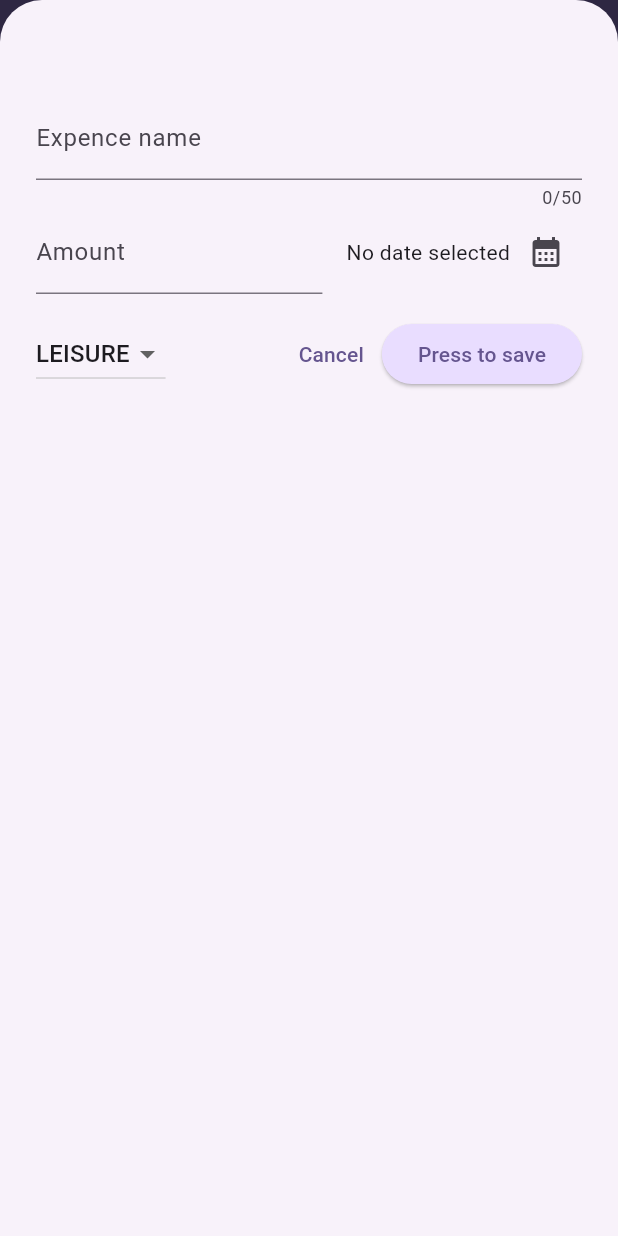
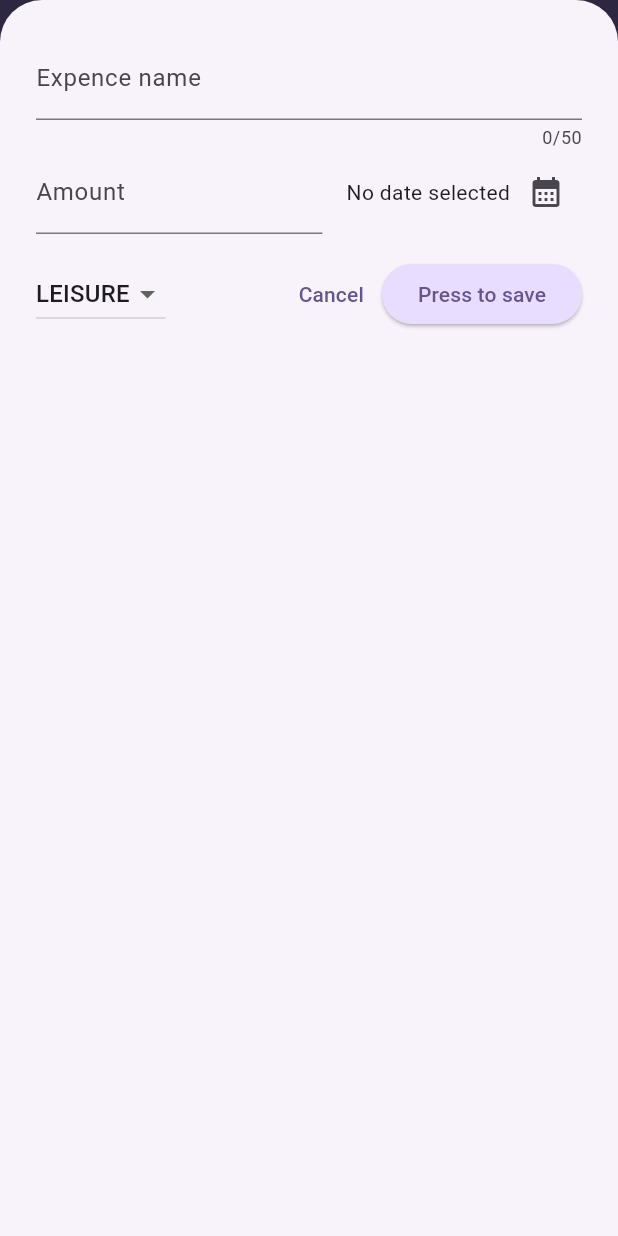
Before and after one commit to dineswarareddy/Flutter_Learning, a Flutter app: the screen it shows after launch, after a tap on the "add" icon, on a phone screen of 412 x 824 dp. Run offline on Flutter 3.47's test engine with Material 3 defaults, Android fonts, the light colour scheme and no system bars; our stand-ins replace google_fonts.

Commit message:
Implemented some auto layouts for dynamic layout and showing alert based on platforms.

```diff
--- a/expence_tracker/lib/main.dart
+++ b/expence_tracker/lib/main.dart
@@ -1,18 +1,20 @@
 import 'package:flutter/material.dart';
 import 'widgets/expences/expences.dart';
+// import 'package:flutter/services.dart';
 
-
-var kColorScheme = ColorScheme.fromSeed(
-  seedColor: const Color.fromARGB(255, 109, 69, 204)
-);
+var kColorScheme =
+    ColorScheme.fromSeed(seedColor: const Color.fromARGB(255, 109, 69, 204));
 
 var kDarkColorScheme = ColorScheme.fromSeed(
     brightness: Brightness.dark,
-  seedColor: const Color.fromARGB(255, 35, 35, 35)
-  );
+    seedColor: const Color.fromARGB(255, 35, 35, 35));
 
 void main() {
-  runApp(MaterialApp(
+  // WidgetsFlutterBinding.ensureInitialized();
+  // SystemChrome.setPreferredOrientations([DeviceOrientation.portraitUp])
+  //     .then((orientation) {
+    runApp(
+      MaterialApp(
         darkTheme: ThemeData.dark().copyWith(
           colorScheme: kDarkColorScheme,
           appBarTheme: const AppBarTheme().copyWith(
@@ -34,11 +36,17 @@ void main() {
           ),
           elevatedButtonTheme: ElevatedButtonThemeData(
               style: ElevatedButton.styleFrom(
-          backgroundColor: kColorScheme.primaryContainer
-        )
-      )
+                  backgroundColor: kColorScheme.primaryContainer)),
+          textTheme: ThemeData().textTheme.copyWith(
+                titleLarge: TextStyle(
+                  fontWeight: FontWeight.bold,
+                  color: kColorScheme.onSecondaryContainer,
+                  fontSize: 16,
+                ),
+              ),
         ),
         home: Expences(),
       ),
     );
+  // });
 }
--- a/expence_tracker/lib/widgets/expences/expences.dart
+++ b/expence_tracker/lib/widgets/expences/expences.dart
@@ -8,7 +8,7 @@ class Test {
   String a;
   String b;
 
-  Test({ required this.a, required this.b });
+  Test({required this.a, required this.b});
 
   Test.withDefaultA({required this.a}) : b = 'name';
 }
@@ -80,6 +80,7 @@ class _ExpcensState extends State<Expences> {
 
   void showAddComponentView() {
     showModalBottomSheet(
+      useSafeArea: true,
       context: context,
       builder: (ctx) {
         return Padding(
@@ -100,6 +101,9 @@ class _ExpcensState extends State<Expences> {
 
   @override
   Widget build(BuildContext context) {
+    final height = MediaQuery.of(context).size.height;
+    final width = MediaQuery.of(context).size.width;
+
     Widget contentToDisplay = const Center(
       child: Text('Add some expences to view'),
     );
@@ -128,7 +132,16 @@ class _ExpcensState extends State<Expences> {
         ],
         // backgroundColor: Colors.blueAccent,
       ),
-      body: Column(
+      body: width > 600
+          ? Row(
+              children: [
+                Expanded(child:
+                  Chart(expenses: expences)
+                ),
+                Expanded(child: contentToDisplay),
+              ],
+            )
+          : Column(
               children: [
                 Chart(expenses: expences),
                 Expanded(child: contentToDisplay),
@@ -138,16 +151,15 @@ class _ExpcensState extends State<Expences> {
   }
 }
 
-
 class ExpensesBucket {
-  ExpensesBucket(
-    {
+  ExpensesBucket({
     required this.category,
     required this.expences,
   });
 
   ExpensesBucket.forCategory(List<ExpencesModel> allExpenses, this.category)
-  : expences = allExpenses.where((expence) => expence.category == category)
+      : expences = allExpenses
+            .where((expence) => expence.category == category)
             .toList();
 
   final ExpencesCategory category;
--- a/expence_tracker/lib/widgets/expences_list/expences_details_list_cell.dart
+++ b/expence_tracker/lib/widgets/expences_list/expences_details_list_cell.dart
@@ -20,7 +20,7 @@ class ExpencesListCell extends StatelessWidget {
         crossAxisAlignment: CrossAxisAlignment.start,
         children: [
           Text(expencesModel.title,
-          style: TextStyle(fontWeight: FontWeight.bold),),
+          style: Theme.of(context).textTheme.titleLarge),
           SizedBox(height: 4),
           Row(children: [
             Text('\$${expencesModel.amount.toStringAsFixed(2)}'),
--- a/expence_tracker/lib/widgets/new_expence/new_expence.dart
+++ b/expence_tracker/lib/widgets/new_expence/new_expence.dart
@@ -1,3 +1,6 @@
+import 'dart:io';
+
+import 'package:flutter/cupertino.dart';
 import 'package:flutter/material.dart';
 import 'package:intl/intl.dart';
 import 'package:expence_tracker/models/expences_model.dart';
@@ -17,6 +20,8 @@ class _NewExpenceState extends State<NewExpence> {
   var inputText = '';
   DateTime? selectedDate;
   final formatter = DateFormat.yMd();
+
+  bool showInputField = true;
 
   final _titleController = TextEditingController();
   final _amountController = TextEditingController();
@@ -60,6 +65,7 @@ class _NewExpenceState extends State<NewExpence> {
   }
 
   void cancelAddExpences() {
+    // showInputField = false;
     Navigator.pop(context);
   }
 
@@ -78,6 +84,28 @@ class _NewExpenceState extends State<NewExpence> {
       Navigator.pop(context);
     } else {
       // show error message
+      showErrorAlert();
+    }
+  }
+
+  void showErrorAlert() {
+    if (Platform.isIOS) {
+      showCupertinoDialog(
+        context: context,
+        builder: (ctxt) => CupertinoAlertDialog(
+          title: Text('Invalid inputs'),
+          content: Text('Enter valid inputs for fields'),
+          actions: [
+            TextButton(
+              onPressed: () {
+                Navigator.pop(context);
+              },
+              child: Text('OK'),
+            ),
+          ],
+        ),
+      );
+    } else {
       showDialog(
         context: context,
         builder: (ctxt) => AlertDialog(
@@ -98,8 +126,11 @@ class _NewExpenceState extends State<NewExpence> {
 
   @override
   Widget build(BuildContext context) {
-    return Padding(
-      padding: EdgeInsets.fromLTRB(8, 48, 8, 8),
+    // final keyboardTop = MediaQuery.of(context).viewInsets.bottom;
+    // final width = MediaQuery.of(context).size.width;
+    return SingleChildScrollView(
+      child: Padding(
+        padding: EdgeInsets.fromLTRB(8, 8, 8, 16),
         child: Column(
           children: [
             TextField(
@@ -109,8 +140,8 @@ class _NewExpenceState extends State<NewExpence> {
               decoration: InputDecoration(labelText: 'Expence name'),
             ),
             Row(
-            mainAxisAlignment: MainAxisAlignment.end,
-            crossAxisAlignment: CrossAxisAlignment.center,
+              // mainAxisAlignment: MainAxisAlignment.end,
+              // crossAxisAlignment: CrossAxisAlignment.center,
               children: [
                 Expanded(
                     child: TextField(
@@ -120,8 +151,7 @@ class _NewExpenceState extends State<NewExpence> {
                   ),
                   controller: _amountController,
                   keyboardType: TextInputType.numberWithOptions(),
-                ),
-              ),
+                )),
                 SizedBox(width: 16),
                 Text((selectedDateString != null)
                     ? selectedDateString!
@@ -146,11 +176,13 @@ class _NewExpenceState extends State<NewExpence> {
                 Spacer(),
                 TextButton(onPressed: cancelAddExpences, child: Text('Cancel')),
                 ElevatedButton(
-                  onPressed: submitButtonAction, child: Text('Press to save')),
+                    onPressed: submitButtonAction,
+                    child: Text('Press to save')),
               ],
             )
           ],
         ),
+      ),
     );
   }
 }
```
Lines whose indentation alone changed are shown as unchanged.
